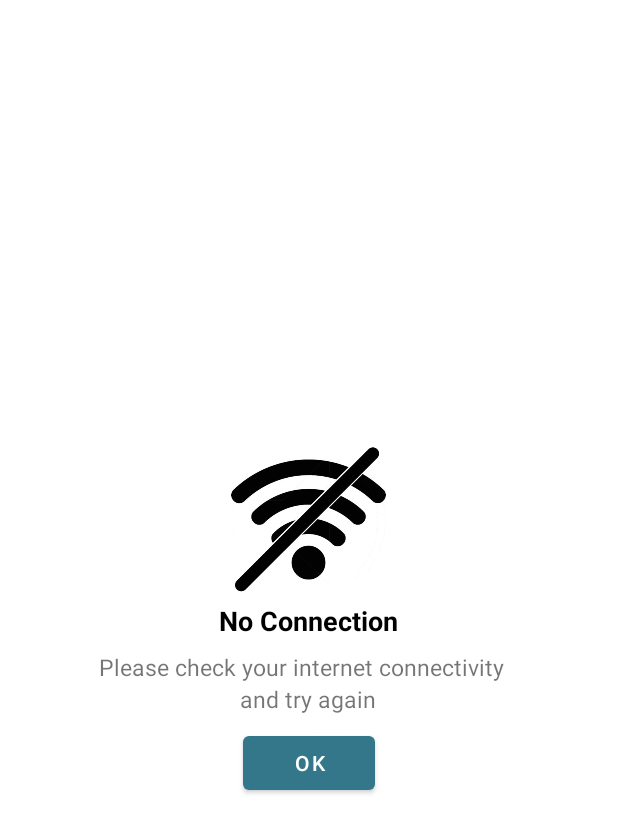
After one commit to dhruvpatidar359/HoysalaeElectronics, an Android app: the layout alert_dialog_layout.xml on its own in the app's theme, with its tools: preview values and no code run, on a phone screen of 412 x 824 dp. The commit adds this screen. Shown: the top 833 px of the screen. Run offline under Robolectric (Android 15) with nearby library versions, the phone set to English and light mode, and no system bars.

Commit message:
Checking connection

```diff
--- a/app/src/main/AndroidManifest.xml
+++ b/app/src/main/AndroidManifest.xml
@@ -3,6 +3,7 @@
     package="android.example.hoysalaelectronics">
 
     <uses-permission android:name="android.permission.INTERNET" />
+    <uses-permission android:name="android.permission.ACCESS_NETWORK_STATE"/>
 
     <application
         android:allowBackup="true"
--- a/app/src/main/res/layout/activity_home.xml
+++ b/app/src/main/res/layout/activity_home.xml
@@ -61,7 +61,7 @@
                 android:id="@+id/frame"
                 android:layout_width="match_parent"
                 android:layout_height="fill_parent"
-                android:layout_marginTop="56dp"
+
                 android:layout_marginBottom="56dp"
                 app:layout_anchor="@+id/relativeLayout"
                 app:layout_anchorGravity="center">
--- /dev/null
+++ b/app/src/main/res/layout/alert_dialog_layout.xml
@@ -0,0 +1,43 @@
+<?xml version="1.0" encoding="utf-8"?>
+<LinearLayout xmlns:android="http://schemas.android.com/apk/res/android"
+    android:layout_width="match_parent"
+    android:layout_height="match_parent"
+    android:gravity="center"
+    android:orientation="vertical">
+    <ImageView
+        android:layout_width="110dp"
+        android:layout_height="110dp"
+        android:id="@+id/wi_fi_image"
+        android:src="@drawable/no_interntet"/>
+    <TextView
+        android:layout_width="wrap_content"
+        android:layout_height="wrap_content"
+        android:text="No Connection"
+        android:textSize="18sp"
+        android:textColor="@color/black"
+        android:textStyle="bold"/>
+    <LinearLayout
+        android:layout_width="280dp"
+        android:layout_height="wrap_content"
+        android:layout_marginTop="8dp"
+        android:orientation="vertical">
+
+    <TextView
+        android:layout_width="wrap_content"
+        android:layout_height="wrap_content"
+        android:text="Please check your internet connectivity"
+        android:textSize="15sp"/>
+     <TextView
+        android:layout_width="wrap_content"
+        android:layout_height="wrap_content"
+        android:text="and try again"
+        android:layout_gravity="center_horizontal"
+        android:textSize="15sp"/>
+    </LinearLayout>
+    <Button
+        android:layout_width="wrap_content"
+        android:layout_height="wrap_content"
+        android:text="Ok"
+        android:layout_marginTop="8dp"
+        android:id="@+id/no_connection_button"/>
+</LinearLayout>
--- a/app/src/main/res/layout/fragment_home.xml
+++ b/app/src/main/res/layout/fragment_home.xml
@@ -5,6 +5,7 @@
     xmlns:app="http://schemas.android.com/apk/res-auto"
     android:layout_width="match_parent"
     android:layout_height="match_parent"
+    android:layout_marginTop="56dp"
     tools:context=".Fragments.Transaction">
     <RelativeLayout
         android:layout_width="match_parent"
```
Also changed, not shown: app/src/main/java/android/example/hoysalaelectronics/Activity/HomeActivity.kt (+58 -22 lines), app/src/main/java/android/example/hoysalaelectronics/Activity/SplashActivity.kt (+12 -1 lines), app/src/main/java/android/example/hoysalaelectronics/Fragments/AccountFragment.kt (+21 -41 lines), app/src/main/java/android/example/hoysalaelectronics/Fragments/CategoriesFragment.kt (+0 -39 lines), app/src/main/java/android/example/hoysalaelectronics/Fragments/NotificationFragment.kt (+19 -39 lines), app/src/main/java/android/example/hoysalaelectronics/Fragments/Transaction.kt (+0 -39 lines), app/src/main/java/android/example/hoysalaelectronics/util/ConnectionManager.kt (added, +38 -0 lines), app/src/main/res/layout/fragment_account.xml (+26 -6 lines), app/src/main/res/drawable-v24/no_interntet.jpg (added), 65 other files.
